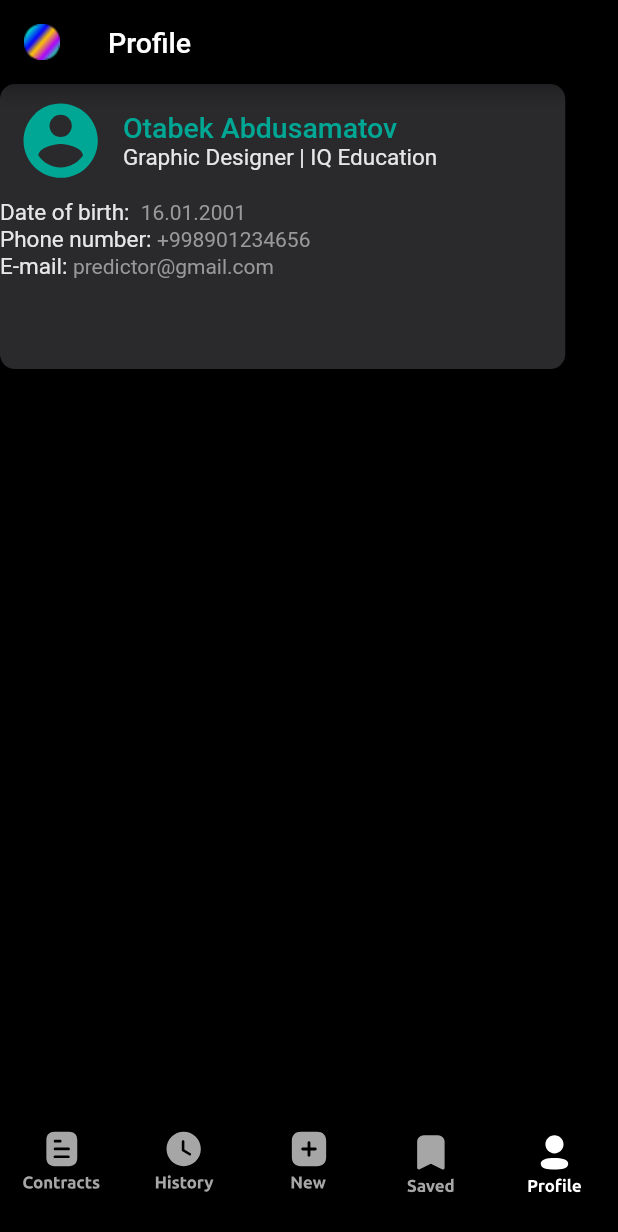
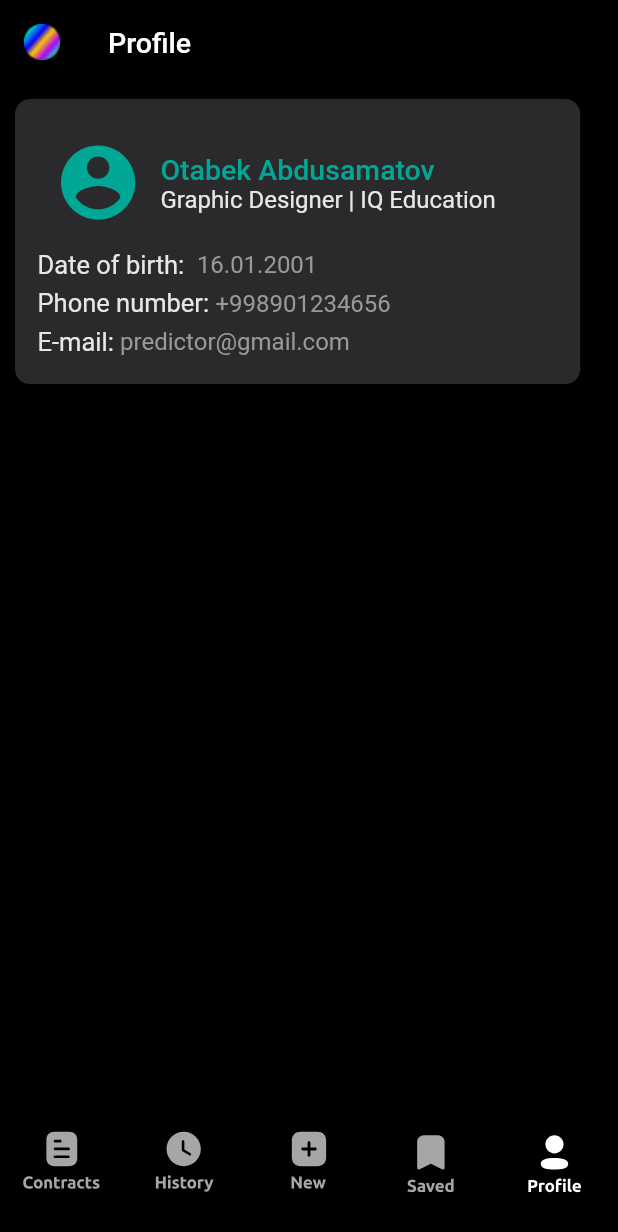
Before and after one commit to shohjahon-shodmonov/iBilling, a Flutter app: the screen it shows after launch, item 5 of the bottom bar chosen, on a phone screen of 412 x 824 dp. Shown: the top 1232 px of the screen. Run offline on Flutter 3.47's test engine with Material 2 defaults, Android fonts, the phone set to English and light mode, and no system bars; our stand-ins replace date_time_picker, flutter_bloc, flutter_svg; missing offline and left inert: calendar_agenda.

Commit message:
small updates

```diff
--- a/lib/screens/profile/profile_screen.dart
+++ b/lib/screens/profile/profile_screen.dart
@@ -15,6 +15,8 @@ class ProfileScreen extends StatelessWidget {
       body: Column(
         children: [
           Container(
+            margin: EdgeInsets.all(10),
+            padding: EdgeInsets.all(15),
             height: getHeight(188),
             width: getWidth(343),
             decoration: BoxDecoration(
@@ -22,6 +24,7 @@ class ProfileScreen extends StatelessWidget {
               color: ColorConstants.kDarkContainerBg,
             ),
             child: Column(
+              mainAxisAlignment: MainAxisAlignment.spaceAround,
               children: [
                 Row(
                   children: [
@@ -49,7 +52,7 @@ class ProfileScreen extends StatelessWidget {
                           "Graphic Designer | IQ Education",
                           style: TextStyle(
                             color: ColorConstants.textColorInCard,
-                            fontSize: 15,
+                            fontSize: 16,
                           ),
                         )
                       ],
@@ -87,7 +90,7 @@ class ProfileScreen extends StatelessWidget {
       info,
       style: const TextStyle(
         color: ColorConstants.textColorInCardGrey,
-        fontSize: 14,
+        fontSize: 16,
       ),
     );
   }
@@ -97,7 +100,7 @@ class ProfileScreen extends StatelessWidget {
       title,
       style: const TextStyle(
         color: ColorConstants.textColorInCard,
-        fontSize: 15,
+        fontSize: 17,
       ),
     );
   }
```
Also changed, not shown: lib/cubit/language/language_cubit.dart (added, +28 -0 lines), lib/cubit/language/language_state.dart (added, +11 -0 lines).
